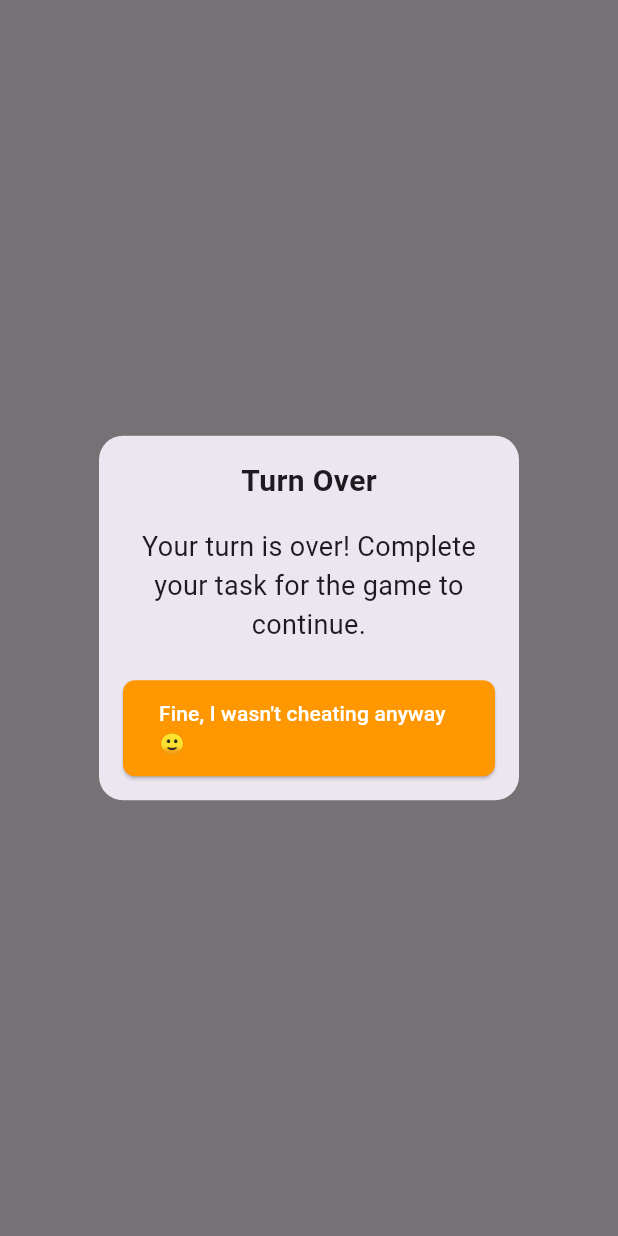
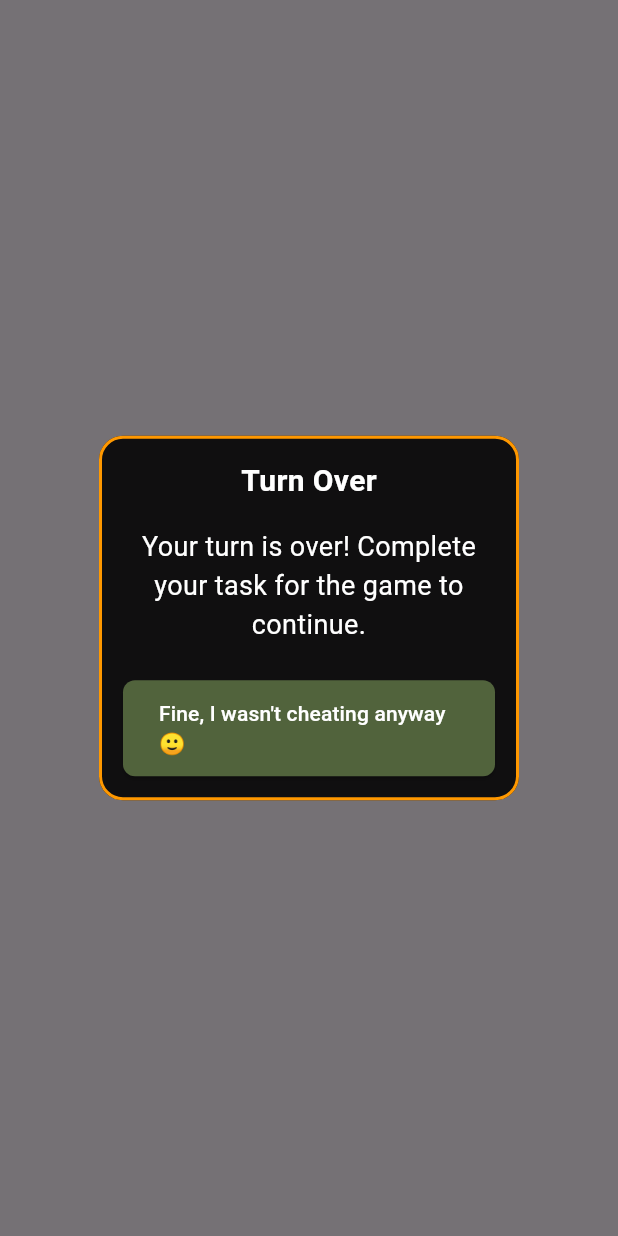
Before and after one commit to BigAchiever/Play-Real, a Flutter app: what showTurnOverDialog() shows on an empty page, opened directly with empty values, on a phone screen of 412 x 824 dp. Run offline on Flutter 3.47's test engine with Material 2 defaults, Android fonts, the phone set to English and light mode, and no system bars; our stand-ins replace audioplayers, flutter_spinkit, google_fonts.

Commit message:
Added new gradiant color, added button and dice audio + added delay on buttons

```diff
--- a/lib/loader.dart
+++ b/lib/loader.dart
@@ -30,7 +30,7 @@ class LoadingScreen extends StatelessWidget {
           ),
           const Center(
             child: SpinKitFoldingCube(
-              color: Colors.green,
+              color: Colors.orange,
               size: 50.0,
             ),
           ),
--- a/lib/message_card.dart
+++ b/lib/message_card.dart
@@ -14,8 +14,8 @@ class ElevatedContainer extends StatelessWidget {
     required this.child,
     this.elevation = 8.0,
     this.borderRadius = 8.0,
-    this.shadowColor = const Color.fromARGB(255, 38, 35, 59),
-    this.borderColor = const Color.fromARGB(255, 179, 122, 46),
+    this.shadowColor = const Color.fromARGB(255, 31, 27, 55),
+    this.borderColor = const Color.fromARGB(255, 255, 145, 0),
     this.borderWidth = 2.0,
   }) : super(key: key);
 
--- a/lib/utils/turnover_dialogue.dart
+++ b/lib/utils/turnover_dialogue.dart
@@ -6,39 +6,49 @@ class DialogUtils {
     showDialog(
       context: context,
       builder: (context) => Dialog(
+        backgroundColor: Colors.black87,
         shape: RoundedRectangleBorder(
           borderRadius: BorderRadius.circular(16),
+          side: const BorderSide(
+            color: Colors.orange,
+            width: 2,
+          ),
         ),
         child: Container(
           width: 180,
-          padding: EdgeInsets.all(16),
+          padding: const EdgeInsets.all(16),
           child: Column(
             mainAxisSize: MainAxisSize.min,
             children: [
-              Text(
+              const Text(
                 'Turn Over',
                 style: TextStyle(
                   fontSize: 20,
+                  color: Colors.white,
                   fontWeight: FontWeight.bold,
                 ),
               ),
-              SizedBox(height: 16),
-              Text(
+              const SizedBox(height: 16),
+              const Text(
                 'Your turn is over! Complete your task for the game to continue.',
-                style: TextStyle(fontSize: 18),
+                style: TextStyle(
+                    fontSize: 18,
+                    fontWeight: FontWeight.w400,
+                    color: Colors.white),
                 textAlign: TextAlign.center,
               ),
-              SizedBox(height: 24),
+              const SizedBox(height: 24),
               ElevatedButton(
                 onPressed: () {
                   Navigator.pop(context);
                   setStateCallback();
                 },
-                child: Text("Fine, I wasn't cheating anyway 🙂"),
+                child: const Text("Fine, I wasn't cheating anyway 🙂"),
                 style: ElevatedButton.styleFrom(
-                  primary: Colors.orange,
+                  primary: const Color.fromARGB(255, 81, 99, 60),
                   onPrimary: Colors.white,
-                  padding: EdgeInsets.symmetric(horizontal: 24, vertical: 12),
+                  padding:
+                      const EdgeInsets.symmetric(horizontal: 24, vertical: 12),
                   shape: RoundedRectangleBorder(
                     borderRadius: BorderRadius.circular(8),
                   ),
--- a/pubspec.yaml
+++ b/pubspec.yaml
@@ -39,9 +39,9 @@ dependencies:
   flutter_spinkit: ^5.2.0
   awesome_dialog: ^3.0.2
   provider: ^6.0.5
-  shared_preferences: ^2.1.1
   google_fonts: ^4.0.4
-  flutter_intro: ^3.0.2
+  audioplayers: ^4.0.1
+
 
 dev_dependencies:
   flutter_test:
@@ -69,6 +69,7 @@ flutter:
   # To add assets to your application, add an assets section, like this:
   assets:
     - assets/images/
+    - assets/media/button.wav
   #   - images/a_dot_ham.jpeg
 
   # An image asset can refer to one or more resolution-specific "variants", see
```
Also changed, not shown: lib/audio_player.dart (added, +21 -0 lines), lib/dialogue.dart (+19 -2 lines), lib/game_screen.dart (+6 -6 lines), lib/home.dart (+104 -24 lines), lib/how_to_play.dart (+4 -4 lines), lib/tutorial_screen.dart (deleted, +0 -45 lines), lib/utils/quitgame_dialogue.dart (renamed from lib/utils/gameover_dialogue.dart, +16 -8 lines), assets/images/facebook.png (added), lib/utils/winning_dialogue.dart (added), pubspec.lock, 7 other files.
